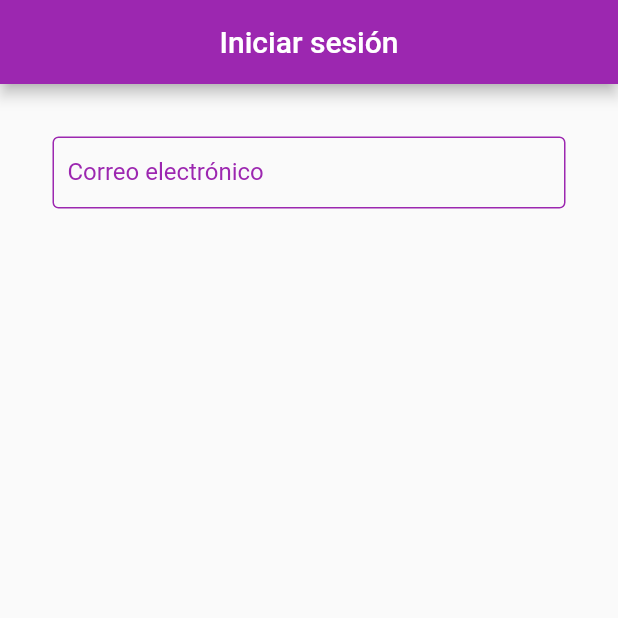
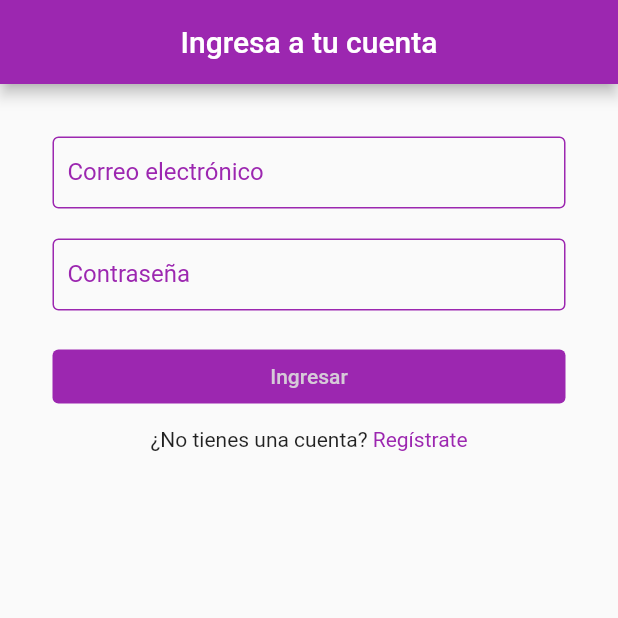
Before and after one commit to kaledmolina/blogapp-movil, a Flutter app: the screen it shows after launch, on a phone screen of 412 x 824 dp, the top half of it. Run offline on Flutter 3.47's test engine with Material 2 defaults, Android fonts, the phone set to English and light mode, and no system bars; our stand-ins replace shared_preferences.

Commit message:
mejoras y logica con el server de la api para el login

```diff
--- a/lib/constant.dart
+++ b/lib/constant.dart
@@ -1,3 +1,5 @@
+import 'package:flutter/material.dart';
+
 const baseURL = 'http://192.168.43.109:8000/api';
 const loginURL = '$baseURL/login';
 const registerURL = '$baseURL/register';
@@ -9,3 +11,69 @@ const commentsURL = '$baseURL/comments';
 const serverError = 'Error del servidor, intente más tarde';
 const unauthorized = 'Credenciales incorrectas';
 const somethingWentWrong = 'Algo salió mal, intente más tarde';
+
+//---input decoration
+InputDecoration kInputDecoration(String label) {
+  return InputDecoration(
+    labelText: label,
+    labelStyle: const TextStyle(
+        color: Colors.purple), // Cambia el color del texto a purpura
+    contentPadding: const EdgeInsets.all(10),
+    border: const OutlineInputBorder(
+      borderSide: BorderSide(
+          width: 1,
+          color: Colors.purple), // Cambia el color del borde a purpura
+    ),
+    enabledBorder: const OutlineInputBorder(
+      borderSide: BorderSide(
+          color: Colors.purple,
+          width:
+              1.0), // Cambia el color del borde cuando el campo no está enfocado
+    ),
+    focusedBorder: const OutlineInputBorder(
+      borderSide: BorderSide(
+          color: Colors.purple,
+          width:
+              1.0), // Cambia el color del borde cuando el campo está enfocado
+    ),
+  );
+}
+
+//---button style
+TextButton kTextButton(String label, Function onPressed) {
+  return TextButton(
+    child: Text(
+      label,
+      style: TextStyle(color: const Color.fromARGB(255, 214, 202, 216)),
+    ),
+    style: ButtonStyle(
+      backgroundColor: MaterialStateProperty.all<Color>(
+          const Color.fromARGB(255, 219, 207, 221)),
+      padding: MaterialStateProperty.all<EdgeInsets>(
+          const EdgeInsets.fromLTRB(50, 10, 50, 10)),
+      shape: MaterialStateProperty.all<RoundedRectangleBorder>(
+        RoundedRectangleBorder(
+          borderRadius: BorderRadius.circular(20.0),
+          side: const BorderSide(color: Colors.purple),
+        ),
+      ),
+    ),
+    onPressed: () => onPressed(),
+  );
+}
+
+//---row
+
+Row kLoginRegisterHint(String text, String label, Function onTap) {
+  return Row(
+    mainAxisAlignment: MainAxisAlignment.center,
+    children: [
+      Text(text),
+      GestureDetector(
+        child: Text(label, style: TextStyle(color: Colors.purple),
+        ),
+        onTap: () => onTap(),
+      )
+    ],
+  );
+}
--- a/lib/screens/login.dart
+++ b/lib/screens/login.dart
@@ -1,4 +1,14 @@
+import 'dart:ui';
+
 import 'package:flutter/material.dart';
+import 'package:redapp/constant.dart';
+import 'package:redapp/model/api_response.dart';
+import 'package:redapp/model/user.dart';
+import 'package:redapp/screens/register.dart';
+import 'package:redapp/services/user_service.dart';
+import 'package:shared_preferences/shared_preferences.dart';
+import 'package:redapp/screens/home.dart';
+
 
 class Login extends StatefulWidget {
   const Login({super.key});
@@ -8,48 +18,92 @@ class Login extends StatefulWidget {
 }
 
 class _LoginState extends State<Login> {
+  final GlobalKey<FormState> formKey = GlobalKey<FormState>();
+  TextEditingController TxtEmail = TextEditingController();
+  TextEditingController TxtPassword = TextEditingController();
+
+  void _loginUser() async {
+    ApiResponse response = await login(TxtEmail.text, TxtPassword.text);
+    if (response.error == null ){
+      _saveAndRedirectToHome(response.data as User);
+    }
+    else{
+      ScaffoldMessenger.of(context).showSnackBar(SnackBar(content: Text('${response.error}'),
+      ));
+    }
+  }
+
+  void _saveAndRedirectToHome(User user) async{
+    SharedPreferences prefs = await SharedPreferences.getInstance();
+    await prefs.setString('token', user.token ?? '');
+    await prefs.setInt('userId', user.id ?? 0);
+    Navigator.of(context).pushAndRemoveUntil(MaterialPageRoute(builder:(context)=>const Home()),(route)=>false);
+
+    }
+
   @override
   Widget build(BuildContext context) {
     return Scaffold(
       appBar: AppBar(
         backgroundColor: Colors.purple,
-        title: const Text('Iniciar sesión'),
+        title: const Text('Ingresa a tu cuenta'),
         centerTitle: true,
       ),
       body: Form(
+        key: formKey,
         child: ListView(
           padding: const EdgeInsets.all(35),
           children: [
             TextFormField(
-              decoration: const InputDecoration(
-                labelText: 'Correo electrónico',
-                labelStyle: TextStyle(
-                    color:
-                        Colors.purple), // Cambia el color del texto a amarillo
-                contentPadding: EdgeInsets.all(10),
-                border: OutlineInputBorder(
-                  borderSide: BorderSide(
-                      width: 1,
-                      color: Colors
-                          .purple), // Cambia el color del borde a amarillo
-                ),
-                enabledBorder: OutlineInputBorder(
-                  borderSide: BorderSide(
-                      color: Colors.purple,
-                      width:
-                          1.0), // Cambia el color del borde cuando el campo no está enfocado
-                ),
-                focusedBorder: OutlineInputBorder(
-                  borderSide: BorderSide(
-                      color: Colors.purple,
-                      width:
-                          1.0), // Cambia el color del borde cuando el campo está enfocado
-                ),
-              ),
+              keyboardType: TextInputType.emailAddress,
+              controller: TxtEmail,
+              validator: (val) =>
+                  val!.isEmpty ? 'correo electrónico requerido' : null,
+              decoration: kInputDecoration("Correo electrónico"),
               style: const TextStyle(
                   color: Colors
-                      .purple), // Cambia el color del texto ingresado a amarillo
+                      .purple), // Cambia el color del texto ingresado a purpura
             ),
+            const SizedBox(
+              height: 20,
+            ),
+            TextFormField(
+              controller: TxtPassword,
+              obscureText: true,
+              validator: (val) =>
+                  val!.isEmpty ? 'Requiere al menos 6 caracteres' : null,
+              decoration: kInputDecoration("Contraseña"),
+              style: const TextStyle(
+                  color: Colors
+                      .purple), // Cambia el color del texto ingresado a purpura
+            ),
+            const SizedBox(
+              height: 20,
+            ),
+            TextButton(
+              child: Text(
+                'Ingresar',
+                style:
+                    TextStyle(color: const Color.fromARGB(255, 214, 202, 216)),
+              ),
+              style: ButtonStyle(
+                backgroundColor:
+                    MaterialStateColor.resolveWith((states) => Colors.purple),
+                padding: MaterialStateProperty.resolveWith(
+                    (states) => EdgeInsets.symmetric(vertical: 10)),
+              ),
+              onPressed: () {
+                if (formKey.currentState!.validate()) {
+                  _loginUser();
+                }
+              },
+            ),
+            SizedBox(
+              height: 10,
+            ),
+            kLoginRegisterHint ('¿No tienes una cuenta? ', 'Regístrate', (){
+              Navigator.of(context).pushAndRemoveUntil(MaterialPageRoute(builder:(context)=> Register()),(route)=>false);
+            }),
           ],
         ),
       ),
```
Also changed, not shown: lib/screens/register.dart (+15 -0 lines).
